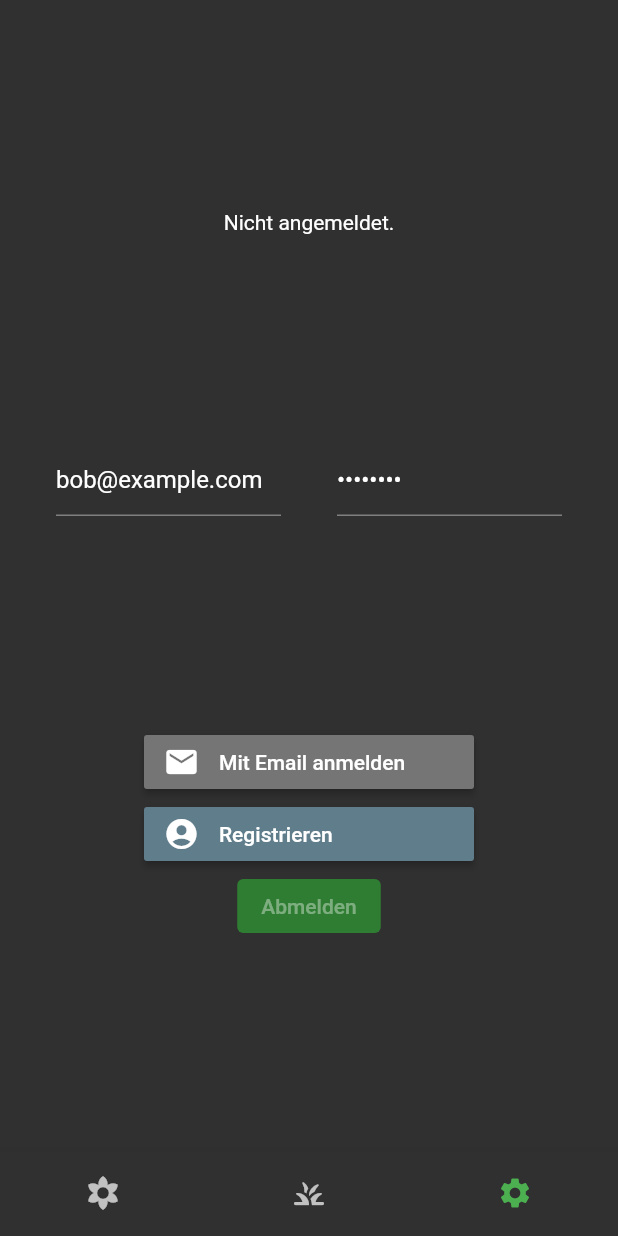
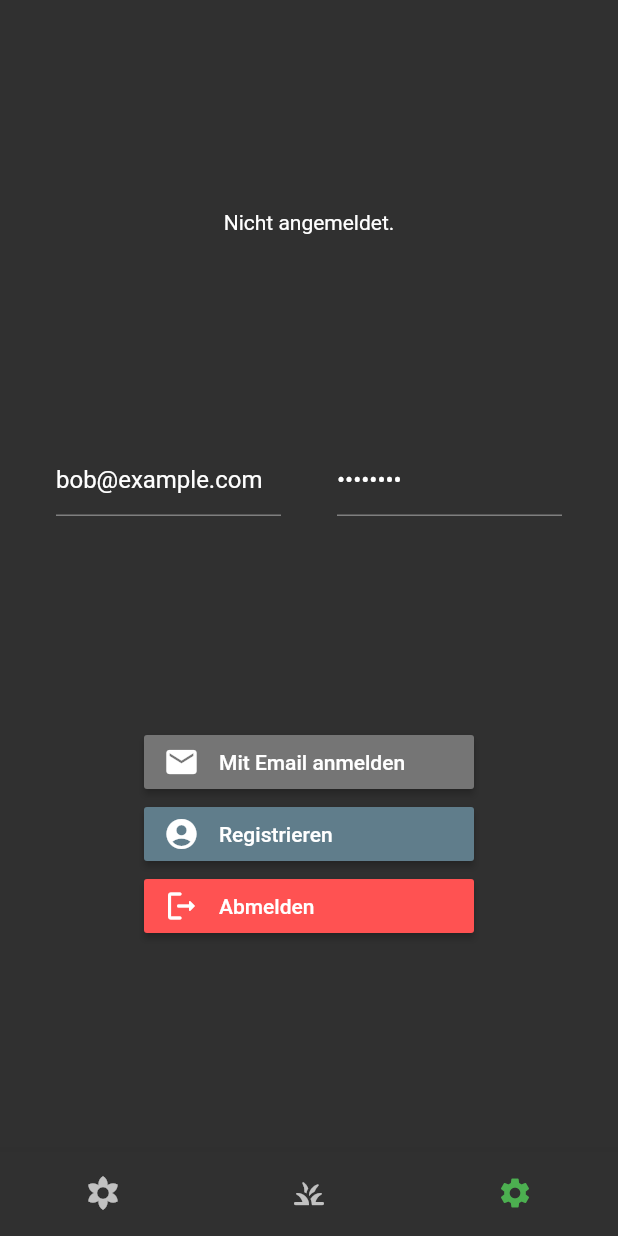
Before and after one commit to marvott/flutter-waterplants, a Flutter app: the screen it shows after launch, item 3 of the bottom bar chosen, on a phone screen of 412 x 824 dp. Run offline on Flutter 3.47's test engine with Material 2 defaults, Android fonts, the phone set to English and light mode, and no system bars; our stand-ins replace camera, cloud_firestore, firebase_auth, firebase_core, flutter_signin_button, fluttericon and 1 more; accounts and stored records are empty.

Commit message:
Abmelden Button angepasst

```diff
--- a/lib/settings_route.dart
+++ b/lib/settings_route.dart
@@ -87,10 +87,11 @@ class _MySettingsState extends State<SettingsRoute> {
                 onPressed: () => createUserWithEmailAndPassword(
                     _emailInput.text, _passInput.text),
                 backgroundColor: Colors.blueGrey),
-            ElevatedButton(
-                child: const Text('Abmelden'),
-                style: ElevatedButton.styleFrom(primary: Colors.blue),
-                onPressed: user != null ? () => logout() : null),
+            SignInButtonBuilder(
+                text: 'Abmelden',
+                icon: Icons.logout_rounded,
+                onPressed: () => user != null ? logout() : null,
+                backgroundColor: Colors.redAccent),
           ]),
         ])));
   }
```
